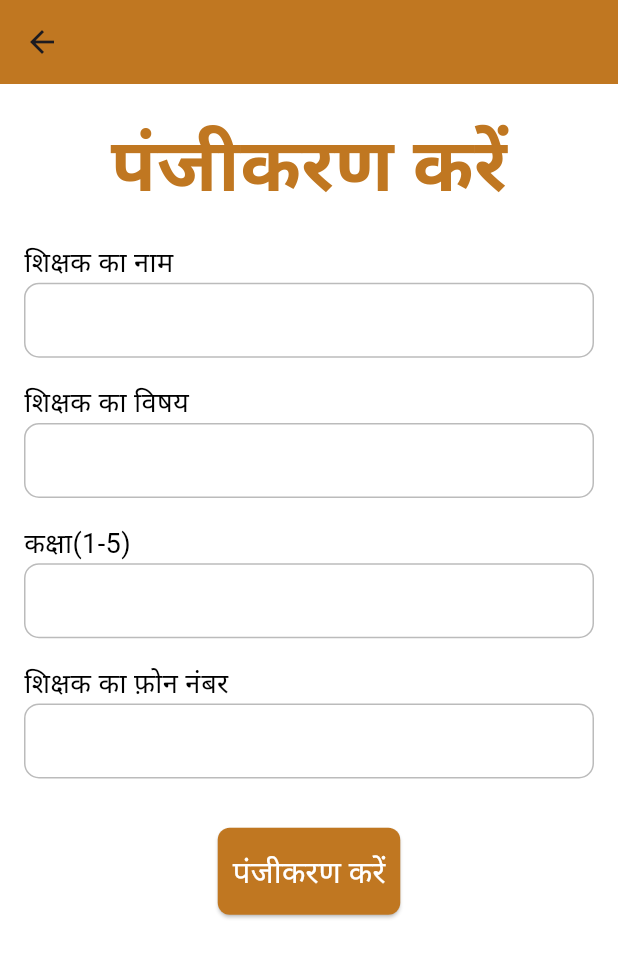
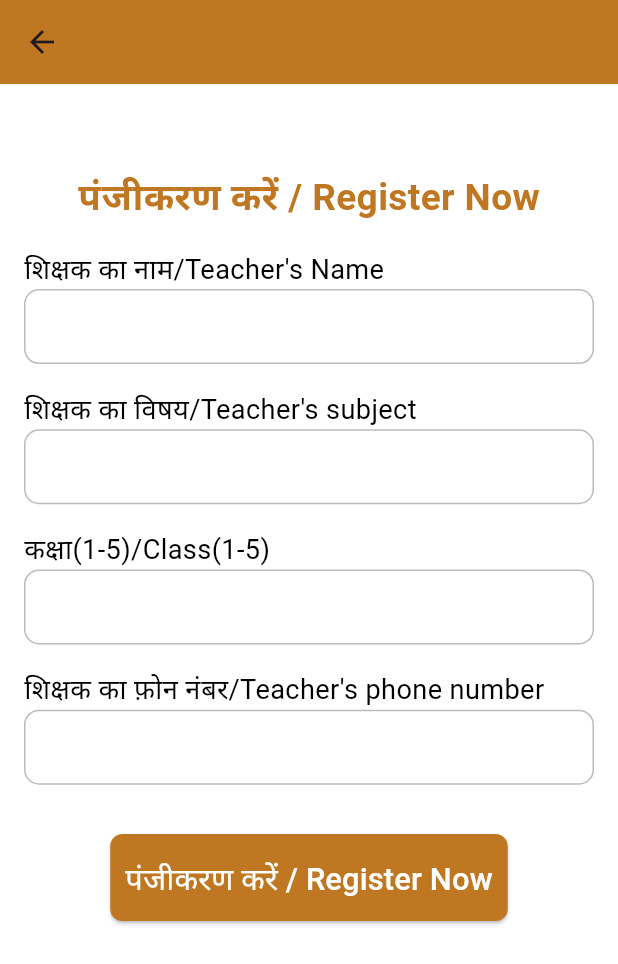
Before and after one commit to Namrata-yadav-08/EDS, a Flutter app: the TeacherAttendance screen opened directly, after a tap on the "add" icon, on a phone screen of 412 x 824 dp. Shown: the top 964 px of the screen. Run offline on Flutter 3.47's test engine with Material 3 defaults, Android fonts, the light colour scheme and no system bars; our stand-ins replace cloud_firestore, curved_navigation_bar, dash_chat_2, file_picker, firebase_auth, firebase_core and 9 more; missing offline and left inert: flutter_sound, jitsi_meet_flutter_sdk; accounts and stored records are empty; Roboto replaces fonts that are missing (Poppins).

Commit message:
Hindi version

```diff
--- a/lib/screens/Teacher_Attendence.dart
+++ b/lib/screens/Teacher_Attendence.dart
@@ -12,16 +12,16 @@ class TeacherAttendance extends StatelessWidget {
     // Sample data
     final List<Map<String, String>> teachers = [
       {
-        "name": "Anil Sharma",
-        "subject": "Maths",
+        "name": "अनिल शर्मा",
+        "subject": "गणित",
         "phone": "8829345678",
-        "image": "assets/T.jpeg"
+        "image": "assets/men.jpg"
       },
       {
-        "name": "Sita Gupta",
-        "subject": "English",
+        "name": "सीता गुप्ता",
+        "subject": "अंग्रेज़ी",
         "phone": "9928374650",
-        "image": "assets/T.jpeg"
+        "image": "assets/w.webp"
       },
       // Add more teacher data here
     ];
@@ -119,8 +119,8 @@ class TeacherAttendance extends StatelessWidget {
                                     ),
                                     child: Image.asset(
                                       teacher['image']!,
-                                      height: 74,
-                                      width: 74,
+                                      height: 80,
+                                      width: 80,
                                     ),
                                   ),
                                 ),
@@ -151,7 +151,7 @@ class TeacherAttendance extends StatelessWidget {
                               ],
                             ),
                             Padding(
-                              padding: const EdgeInsets.only(left: 15, right: 15, top: 10),
+                              padding: const EdgeInsets.only(left: 15, right: 15),
                               child: Container(
                                 height: 40,
                                 width: double.infinity,
--- a/lib/screens/home.dart
+++ b/lib/screens/home.dart
@@ -41,7 +41,7 @@ class _HomeScreenState extends State<HomeScreen> {
       appBar: AppBar(
         backgroundColor: Color.fromRGBO(192, 119, 33, 1.0),
         elevation: 0,
-        title: const Text('Meet & Chat'),
+        title: const Text('आभासी कक्षा', style: TextStyle(color: Colors.white, fontSize: 20, fontWeight: FontWeight.bold),),
         centerTitle: true,
       ),
       body: pages[_page],
--- a/lib/screens/teacher_register.dart
+++ b/lib/screens/teacher_register.dart
@@ -28,11 +28,12 @@ class _TeacherRegisterState extends State<TeacherRegister> {
           child: Column(
             crossAxisAlignment: CrossAxisAlignment.start,
             children: [
+              SizedBox(height: THelperFunctions.screenHeight()*0.05,),
               Center(
                 child: Text(
-                  "पंजीकरण करें",
+                  "पंजीकरण करें / Register Now",
                   style: TextStyle(
-                    fontSize: MediaQuery.of(context).size.height * 0.06,
+                    fontSize: MediaQuery.of(context).size.height * 0.03,
                     fontWeight: FontWeight.bold,
                     color: Color.fromRGBO(192, 119, 33, 1.0),
                   ),
@@ -44,7 +45,7 @@ class _TeacherRegisterState extends State<TeacherRegister> {
                   crossAxisAlignment: CrossAxisAlignment.start,
                   children: [
                     Text(
-                      "शिक्षक का नाम",
+                      "शिक्षक का नाम/Teacher's Name",
                       style: TextStyle(
                         fontSize: THelperFunctions.screenHeight() * 0.022,
                       ),
@@ -65,7 +66,7 @@ class _TeacherRegisterState extends State<TeacherRegister> {
                     ),
                     SizedBox(height: THelperFunctions.screenHeight() * 0.02),
                     Text(
-                      "शिक्षक का विषय",
+                      "शिक्षक का विषय/Teacher's subject",
                       style: TextStyle(
                         fontSize: THelperFunctions.screenHeight() * 0.022,
                       ),
@@ -86,7 +87,7 @@ class _TeacherRegisterState extends State<TeacherRegister> {
                     ),
                     SizedBox(height: THelperFunctions.screenHeight() * 0.02),
                     Text(
-                      "कक्षा(1-5)",
+                      "कक्षा(1-5)/Class(1-5)",
                       style: TextStyle(
                         fontSize: THelperFunctions.screenHeight() * 0.022,
                       ),
@@ -107,7 +108,7 @@ class _TeacherRegisterState extends State<TeacherRegister> {
                     ),
                     SizedBox(height: THelperFunctions.screenHeight() * 0.02),
                     Text(
-                      "शिक्षक का फ़ोन नंबर",
+                      "शिक्षक का फ़ोन नंबर/Teacher's phone number",
                       style: TextStyle(
                         fontSize: THelperFunctions.screenHeight() * 0.022,
                       ),
@@ -142,7 +143,7 @@ class _TeacherRegisterState extends State<TeacherRegister> {
                         child: Padding(
                           padding: const EdgeInsets.only(left: 10,right: 10),
                           child: Text(
-                            "पंजीकरण करें",
+                            "पंजीकरण करें / Register Now",
                             style: TextStyle(
                                 fontSize: THelperFunctions.screenHeight() * 0.025,
                                 color: Colors.white),
```
Also changed, not shown: lib/screens/Subject_Screen.dart (+10 -2 lines), lib/screens/login.dart (+4 -11 lines), lib/screens/signup.dart (+10 -11 lines), assets/maths.webp (added), assets/men.jpg (added), assets/virtual.png (added), assets/w.webp (added), pubspec.lock.
